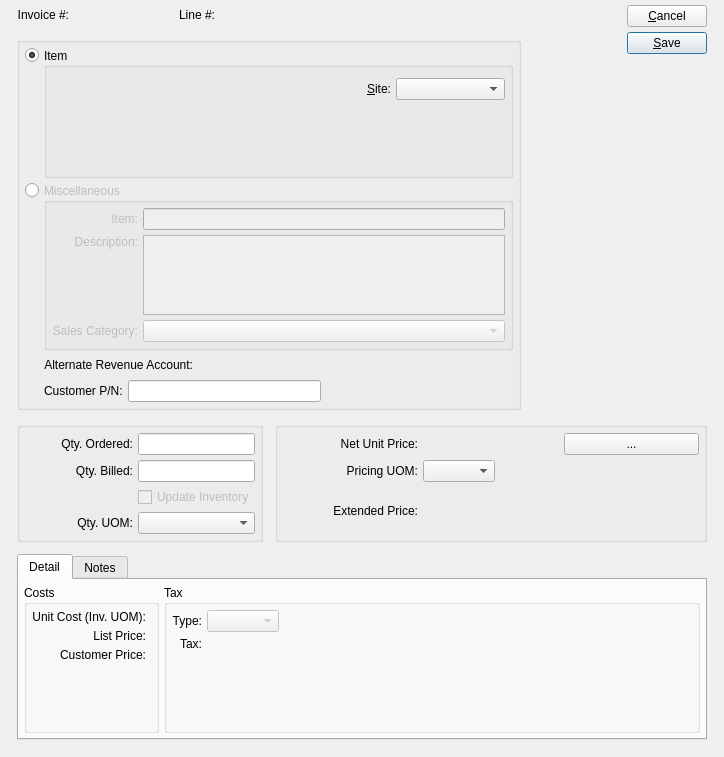
discountscott/qt-client, file guiclient/invoiceItem.ui: the form before one commit.
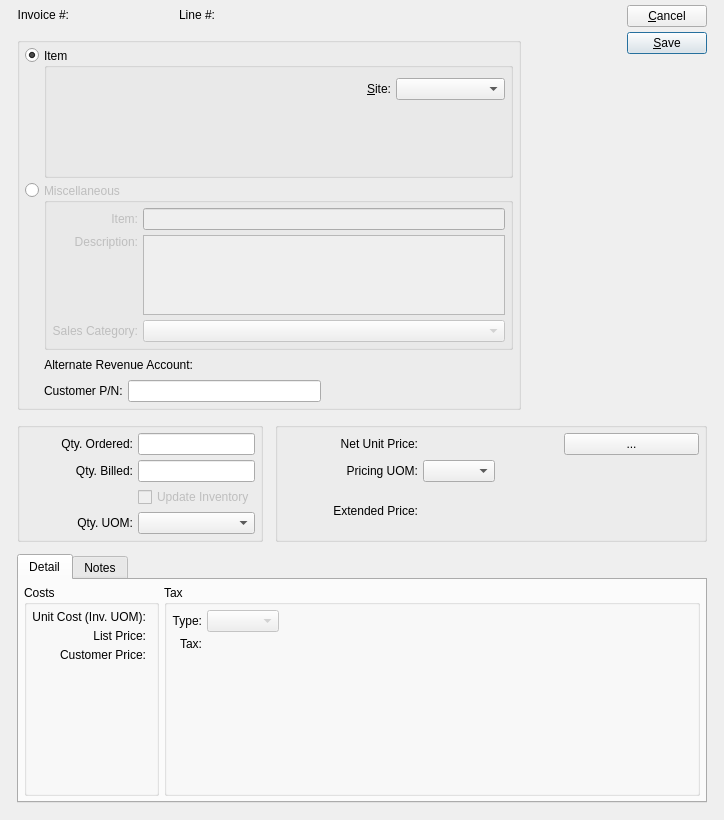
The form after the commit. Custom widgets are drawn as their Qt base class.

What changed in the file:
```diff
--- a/guiclient/invoiceItem.ui
+++ b/guiclient/invoiceItem.ui
@@ -14,7 +14,7 @@
     <x>0</x>
     <y>0</y>
     <width>724</width>
-    <height>757</height>
+    <height>820</height>
    </rect>
   </property>
   <property name="windowTitle">
```
Left out of the diff: 53 changed lines with no effect on the pictures.
